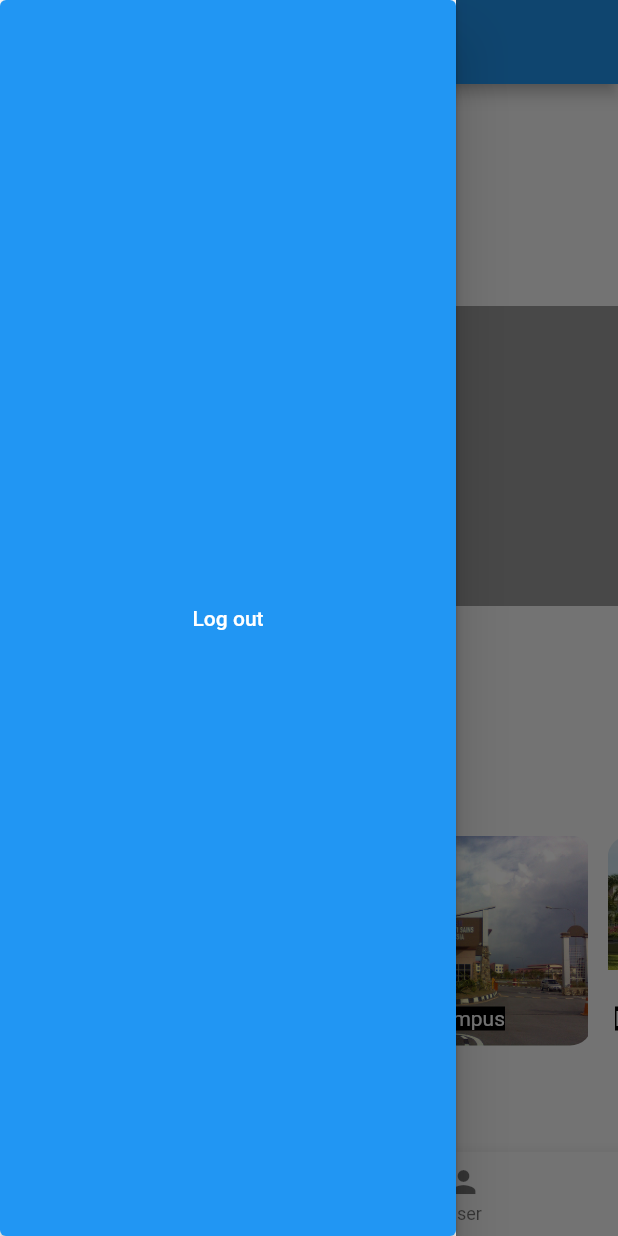
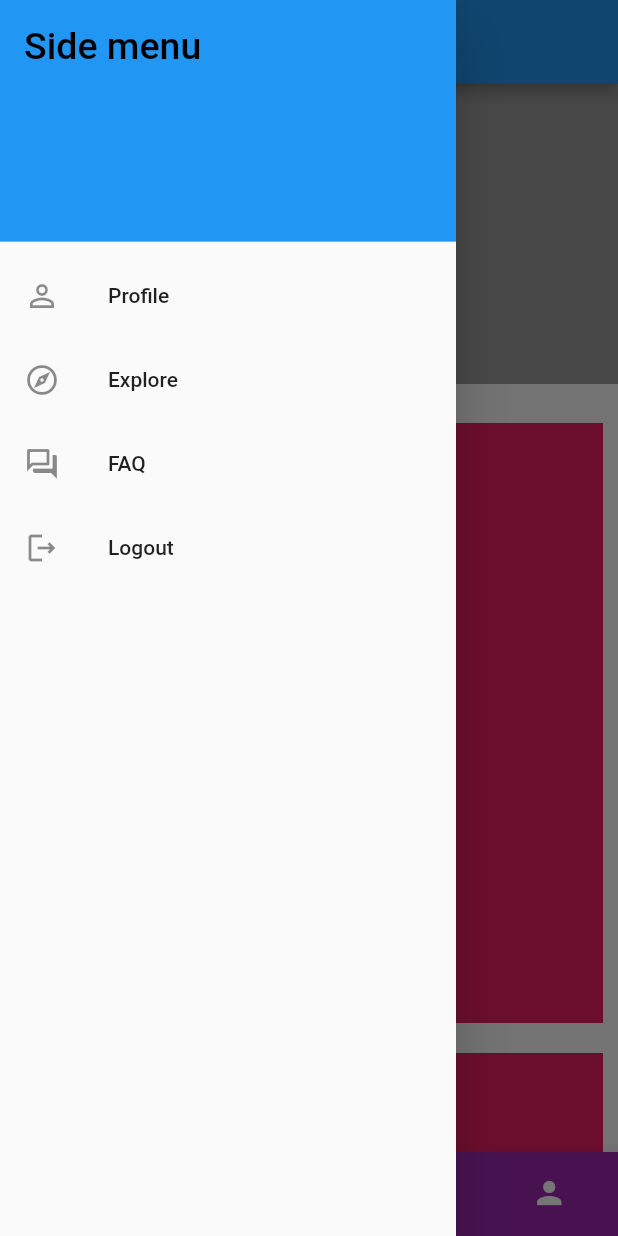
Before and after one commit to GDSC-USM/MyUSM, a Flutter app: the HomeScreen screen opened by its route, with the side drawer open, on a phone screen of 412 x 824 dp. Run offline on Flutter 3.47's test engine with Material 2 defaults, Android fonts, the phone set to English and light mode, and no system bars; our stand-ins replace cloud_firestore, firebase_auth, firebase_core; missing offline and left inert: dart:js, footer; accounts and stored records are empty; generated files the repository leaves out were written again.

Commit message:
Updated Home Screen and side menu

```diff
--- a/lib/screens/home_screen.dart
+++ b/lib/screens/home_screen.dart
@@ -1,8 +1,14 @@
+import 'dart:js';
+
 import 'package:flutter/material.dart';
+import 'package:footer/footer.dart';
+import 'package:footer/footer_view.dart';
+import 'package:my_usm/screens/society_screen.dart';
 import 'package:provider/provider.dart';
 
-import '../widgets/campus_tile.dart';
 import '../providers/user.dart';
+
+int selectedIndex = 0;
 
 class HomeScreen extends StatelessWidget {
   const HomeScreen({Key? key}) : super(key: key);
@@ -11,48 +17,107 @@ class HomeScreen extends StatelessWidget {
   @override
   Widget build(BuildContext context) {
     return Scaffold(
-      appBar: AppBar(),
+      appBar: AppBar(title: const Text("MyUSM")),
       // Add more details to this when you decide what the drawer will do
       drawer: Drawer(
-        child: ElevatedButton(
-          onPressed: () => Provider.of<User>(context, listen: false).logout(),
-          child: const Text('Log out'),
+        child: ListView(
+          padding: EdgeInsets.zero,
+          children: <Widget>[
+            const DrawerHeader(
+              child: Text(
+                'Side menu',
+                style: TextStyle(color: Colors.black, fontSize: 25),
+              ),
+              decoration: BoxDecoration(color: Colors.blue),
+            ),
+            ListTile(
+              leading: const Icon(Icons.person_outline),
+              title: const Text('Profile'),
+
+              // TODO: change this to their respoective pages
+              onTap: () => Navigator.push(
+                  context,
+                  MaterialPageRoute(
+                      builder: (context) => const SocietyScreen(
+                            title: 'CS Soc',
+                          ))),
+            ),
+            ListTile(
+              leading: const Icon(Icons.explore_outlined),
+              title: const Text('Explore'),
+              // TODO: change this to their respoective pages
+              onTap: () => Navigator.push(
+                  context,
+                  MaterialPageRoute(
+                      builder: (context) => const SocietyScreen(
+                            title: 'CS Soc',
+                          ))),
+            ),
+            ListTile(
+              leading: const Icon(Icons.question_answer_outlined),
+              title: const Text('FAQ'),
+              // TODO: change this to their respoective pages
+              onTap: () => Navigator.push(
+                  context,
+                  MaterialPageRoute(
+                      builder: (context) => const SocietyScreen(
+                            title: 'CS Soc',
+                          ))),
+            ),
+            ListTile(
+              leading: const Icon(Icons.logout_outlined),
+              title: const Text('Logout'),
+              onTap: () => Provider.of<User>(context, listen: false).logout(),
+            ),
+          ],
         ),
       ),
-      body: Column(
-        mainAxisAlignment: MainAxisAlignment.spaceEvenly, // one page size area
+      body: SingleChildScrollView(
+        child: Column(
+          mainAxisAlignment:
+              MainAxisAlignment.spaceEvenly, // one page size area
           children: <Widget>[
-          const Text('Student Details'),
             // Replace this with a detail item once you decide what it will contain
             Container(
               width: double.infinity,
               height: 200,
               color: Colors.grey,
             ),
+
             const Text('Campus'),
             SingleChildScrollView(
-            scrollDirection: Axis.horizontal,
-            child: Row(
+              scrollDirection: Axis.vertical,
+              child: Column(
                 // Could be placed in another list and then mapped
-              children: const <Widget>[
-                CampusTile(
-                  name: 'Main campus',
-                  image: 'assets/images/main_campus.jpg',
+                children: <Widget>[
+                  Container(
+                    width: double.infinity,
+                    height: 400,
+                    color: Colors.pink,
+                    child: const Text("News/Announcement posts go here"),
+                    margin: const EdgeInsets.all(10.0),
                   ),
-                CampusTile(
-                  name: 'Engineering campus',
-                  image: 'assets/images/engineering_campus.jpg',
+                  Container(
+                    width: double.infinity,
+                    height: 400,
+                    color: Colors.pink,
+                    child: const Text("News/Announcement posts go here"),
+                    margin: const EdgeInsets.all(10.0),
                   ),
-                CampusTile(
-                  name: 'Medical campus',
-                  image: 'assets/images/medical_campus.jpg',
+                  Container(
+                    width: double.infinity,
+                    height: 400,
+                    color: Colors.pink,
+                    child: const Text("News/Announcement posts go here"),
+                    margin: const EdgeInsets.all(10.0),
                   ),
                 ],
               ),
             )
           ],
         ),
-      bottomNavigationBar: _bottomNavBar(), // declared down
+      ),
+      bottomNavigationBar: _bottomNavBar(), // declared below
     );
   }
 }
@@ -60,15 +125,56 @@ class HomeScreen extends StatelessWidget {
 // Extracted into a function for ease of use
 BottomNavigationBar _bottomNavBar() {
   return BottomNavigationBar(
-    items: const [
+    items: const <BottomNavigationBarItem>[
+      // Home Icon
       BottomNavigationBarItem(
           icon: Icon(Icons.home),
           label: 'Home',
+          backgroundColor: Colors.purple),
+      // Explore Icon
+      BottomNavigationBarItem(
+        icon: Icon(Icons.explore_outlined),
+        label: 'Explore',
+        backgroundColor: Colors.blue,
       ),
+
+      // Notification Icon
+      BottomNavigationBarItem(
+          icon: Icon(Icons.notifications_none_outlined),
+          label: 'Notifications',
+          backgroundColor: Colors.red),
+
+      // Profile Icon
       BottomNavigationBarItem(
           icon: Icon(Icons.person),
           label: 'User',
-      ),
+          backgroundColor: Colors.pink),
     ],
+    selectedItemColor: Colors.amber[800],
   );
 }
+
+// Change screen based on icon tapped on bottom nav bar
+void onItemTapped(int index, BuildContext context) {
+  switch (index) {
+    case 0:
+      Navigator.push(
+          context, MaterialPageRoute(builder: (context) => const HomeScreen()));
+      break;
+    case 1:
+      // TODO: Change to explore page once created
+      Navigator.push(
+          context, MaterialPageRoute(builder: (context) => const HomeScreen()));
+      break;
+    case 2:
+      // TODO: Change to notification page once created
+      Navigator.push(
+          context, MaterialPageRoute(builder: (context) => const HomeScreen()));
+      break;
+    case 3:
+      // TODO: Change to profile page once created
+      Navigator.push(
+          context, MaterialPageRoute(builder: (context) => const HomeScreen()));
+      break;
+  }
+}
--- a/pubspec.yaml
+++ b/pubspec.yaml
@@ -38,6 +38,8 @@ dependencies:
   firebase_core: ^1.11.0
   provider: ^6.0.2
   cloud_firestore: ^3.1.10
+  flutter_lints: ^1.0.4
+  footer: ^0.0.4
 
 dev_dependencies:
   flutter_test:
@@ -48,7 +50,6 @@ dev_dependencies:
   # activated in the `analysis_options.yaml` file located at the root of your
   # package. See that file for information about deactivating specific lint
   # rules and activating additional ones.
-  flutter_lints: ^1.0.0
 
 # For information on the generic Dart part of this file, see the
 # following page: https://dart.dev/tools/pub/pubspec
```
Also changed, not shown: lib/main.dart (line endings or trailing spaces), pubspec.lock. Lines whose indentation alone changed are shown as unchanged.
